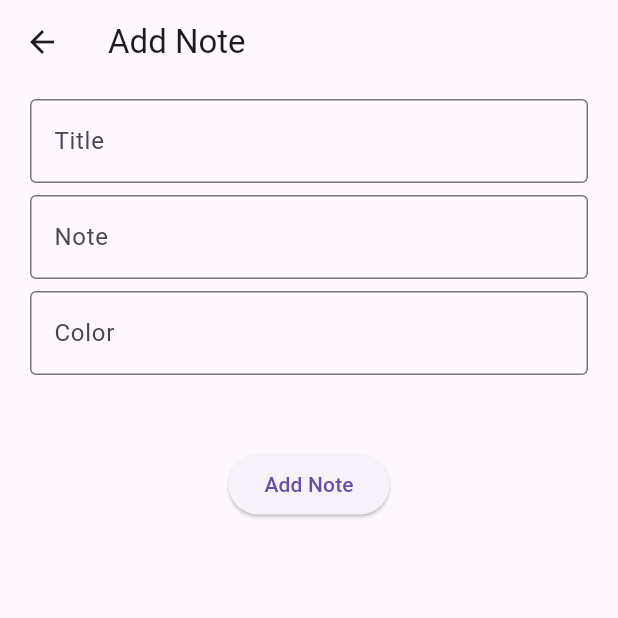
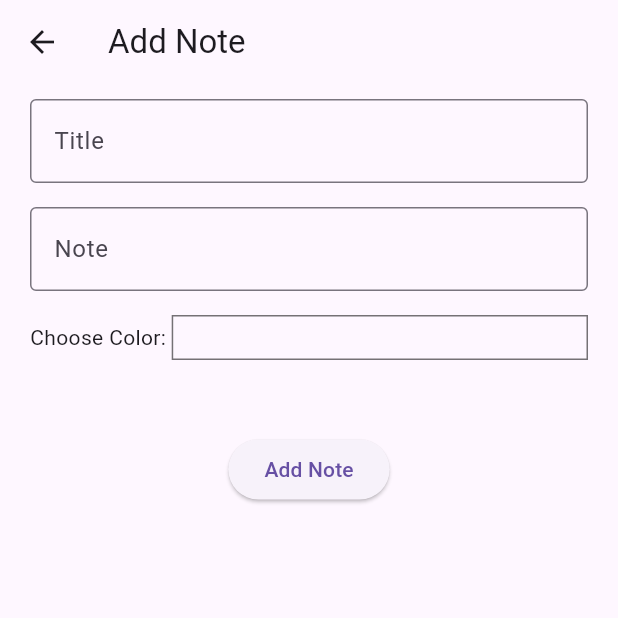
Before and after one commit to fantasy-art/proj_sqflite, a Flutter app: the AddNote screen opened by its route, on a phone screen of 412 x 824 dp, the top half of it. Run offline on Flutter 3.47's test engine with Material 2 defaults, Android fonts, the light colour scheme and no system bars; our stand-ins replace sqflite; accounts and stored records are empty.

Commit message:
Editing Color Code

```diff
--- a/lib/main.dart
+++ b/lib/main.dart
@@ -16,9 +16,7 @@ class MyApp extends StatelessWidget {
     return MaterialApp(
       routes: {
         'AddNote': (context) => const AddNote(),
-        'EditNote': (context) => const EditNote(
-              title: '',
-            ),
+        'EditNote': (context) => const EditNote(),
       },
       debugShowCheckedModeBanner: false,
       theme: ThemeData(
--- a/lib/screens/add_note.dart
+++ b/lib/screens/add_note.dart
@@ -1,6 +1,6 @@
 import 'package:flutter/material.dart';
 import 'package:proj_sqflite/screens/home.dart';
-import 'package:proj_sqflite/db/sqldb.dart';
+import 'package:proj_sqflite/service/sqldb.dart';
 
 class AddNote extends StatefulWidget {
   const AddNote({super.key});
@@ -21,6 +21,14 @@ class _AddNoteState extends State<AddNote> {
   TextEditingController color = TextEditingController();
 
   String errorText = '';
+  Color? _selectedColor;
+  String? part;
+  final List<Color> filtersColor = [
+    Colors.blue,
+    Colors.yellow,
+    Colors.orange,
+    Colors.red,
+  ];
   @override
   Widget build(BuildContext context) {
     return Scaffold(
@@ -36,17 +44,54 @@ class _AddNoteState extends State<AddNote> {
               decoration: const InputDecoration(
                   label: Text('Title'), border: OutlineInputBorder()),
             ),
-            const SizedBox(height: 8),
+            const SizedBox(height: 16),
             TextField(
               controller: note,
               decoration: const InputDecoration(
                   label: Text('Note'), border: OutlineInputBorder()),
             ),
-            const SizedBox(height: 8),
-            TextField(
-              controller: color,
-              decoration: const InputDecoration(
-                  label: Text('Color'), border: OutlineInputBorder()),
+            const SizedBox(height: 16),
+            Row(
+              children: [
+                const Text('Choose Color: '),
+                Expanded(
+                  child: SizedBox(
+                    child: Container(
+                      foregroundDecoration: BoxDecoration(
+                          border: Border.all(color: Colors.black54)),
+                      height: 30,
+                      color: _selectedColor,
+                      child: DropdownButton(
+                        iconSize: 0,
+                        underline: const SizedBox(),
+                        alignment: Alignment.centerRight,
+                        value: _selectedColor,
+                        items: filtersColor
+                            .map(
+                              (colorItem) => DropdownMenuItem(
+                                value: colorItem,
+                                child: Container(
+                                  color: colorItem,
+                                ),
+                              ),
+                            )
+                            .toList(),
+                        onChanged: (value) {
+                          setState(() {
+                            if (value == null) {
+                              return;
+                            }
+                            setState(() {
+                              part = value.toString().substring(35, 45);
+                              _selectedColor = value;
+                            });
+                          });
+                        },
+                      ),
+                    ),
+                  ),
+                ),
+              ],
             ),
             const SizedBox(height: 8),
             Text(errorText),
@@ -55,7 +100,7 @@ class _AddNoteState extends State<AddNote> {
                 onPressed: () async {
                   if (title.text.trim().isNotEmpty ||
                       note.text.trim().isNotEmpty ||
-                      color.text.trim().isNotEmpty) {
+                      _selectedColor != null) {
                     /*    await sqldb.insertData('''INSERT INTO Notes
                         (Title, Note, Color)
                         VALUES(
@@ -66,7 +111,7 @@ class _AddNoteState extends State<AddNote> {
                     await sqldb.insert("Notes", {
                       'Title': title.text,
                       'Note': note.text,
-                      'Color': color.text,
+                      'Color': part,
                     });
 
                     // ignore: use_build_context_synchronously
--- a/lib/db/sqldb.dart
+++ b/lib/service/sqldb.dart
@@ -17,7 +17,7 @@ class SqlDb {
     String dbPath = await getDatabasesPath();
     String path = join(dbPath, 'yahya.db');
     Database mydb = await openDatabase(path,
-        onCreate: _onCreate, version: 7, onUpgrade: _onUpgrade);
+        onCreate: _onCreate, version: 8, onUpgrade: _onUpgrade);
     return mydb;
   }
 
@@ -40,7 +40,7 @@ class SqlDb {
         (id INTEGER NOT NULL PRIMARY KEY AUTOINCREMENT,
         Title TEXT NOT NULL,
         Note TEXT NOT NULL,
-        Color TEXT
+        Color TEXT NOT NULL
         )''');
     await batch.commit();
 
```
Also changed, not shown: lib/screens/edit_note.dart (+61 -17 lines), lib/screens/home.dart (+11 -3 lines), lib/service/color.dart (added, +25 -0 lines).
